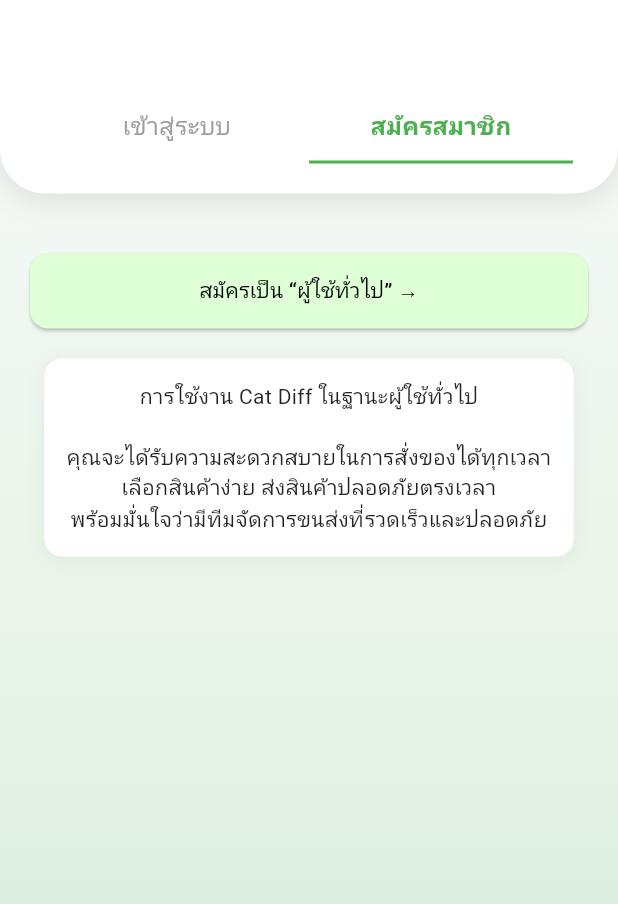
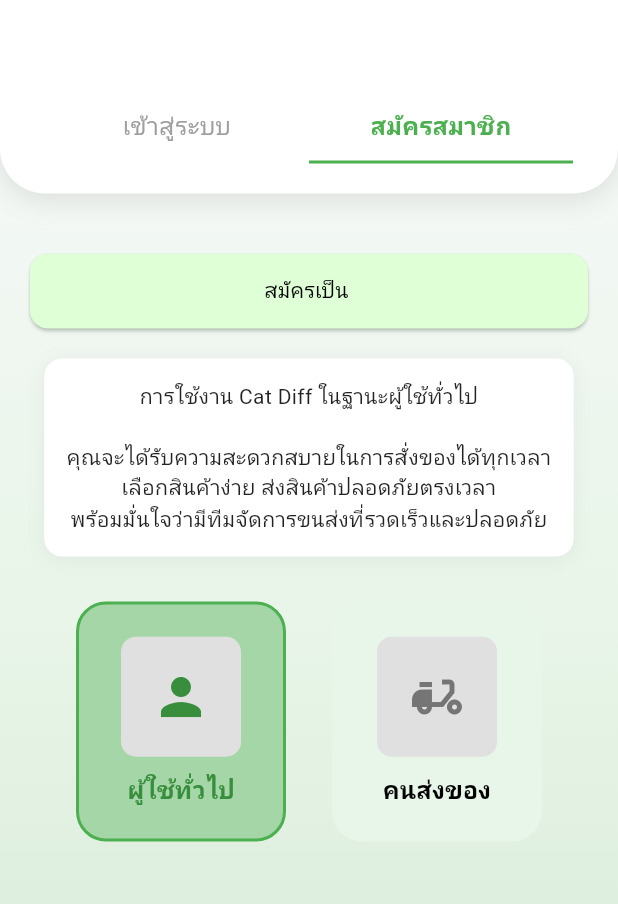
Before and after one commit to TheeraphatStudent/catdiff, a Flutter app: the screen it shows after launch, after a tap on "สมัครสมาชิก", on a phone screen of 412 x 824 dp. Shown: the top 904 px of the screen. Run offline on Flutter 3.47's test engine with Material 3 defaults, Android fonts, the phone set to English and light mode, and no system bars; our stand-ins replace cloud_firestore, firebase_auth, firebase_core, firebase_storage, flutter_svg, get and 1 more; accounts and stored records are empty; project files that could hold a hidden picture were left out.

Commit message:
update_reg

```diff
--- a/app/lib/pages/auth/login.page.dart
+++ b/app/lib/pages/auth/login.page.dart
@@ -10,6 +10,7 @@ class _LoginPageState extends State<LoginPage> with TickerProviderStateMixin {
   final TextEditingController _phoneController = TextEditingController();
   final TextEditingController _passwordController = TextEditingController();
   bool _isLoginTab = true;
+  String _selectedRole = "ผู้ใช้ทั่วไป"; // เพิ่มตัวแปรเก็บบทบาทที่เลือก
   late AnimationController _animationController;
   late Animation<double> _fadeAnimation;
 
@@ -67,6 +68,11 @@ class _LoginPageState extends State<LoginPage> with TickerProviderStateMixin {
         backgroundColor: Colors.green,
       ),
     );
+  }
+
+  void _handleRegister() {
+    print("สมัครเป็น$_selectedRole");
+    // เพิ่มโค้ดการสมัครสมาชิกตามบทบาทที่เลือก
   }
 
   @override
@@ -277,9 +283,7 @@ class _LoginPageState extends State<LoginPage> with TickerProviderStateMixin {
       crossAxisAlignment: CrossAxisAlignment.center,
       children: [
         ElevatedButton(
-          onPressed: () {
-            print("สมัครเป็นผู้ใช้ทั่วไป");
-          },
+          onPressed: _handleRegister,
           style: ElevatedButton.styleFrom(
             backgroundColor: Color(0xFFDFFFD6),
             foregroundColor: Colors.black,
@@ -288,7 +292,7 @@ class _LoginPageState extends State<LoginPage> with TickerProviderStateMixin {
               borderRadius: BorderRadius.circular(12),
             ),
           ),
-          child: Text("สมัครเป็น “ผู้ใช้ทั่วไป” →"),
+          child: Text("สมัครเป็น "), // ใช้ตัวแปร _selectedRole
         ),
         SizedBox(height: 20),
 
@@ -306,10 +310,15 @@ class _LoginPageState extends State<LoginPage> with TickerProviderStateMixin {
             ],
           ),
           child: Text(
-            "การใช้งาน Cat Diff ในฐานะผู้ใช้ทั่วไป\n\n"
+            _selectedRole == "ผู้ใช้ทั่วไป"
+                ? "การใช้งาน Cat Diff ในฐานะผู้ใช้ทั่วไป\n\n"
                       "คุณจะได้รับความสะดวกสบายในการสั่งของได้ทุกเวลา\n"
                       "เลือกสินค้าง่าย ส่งสินค้าปลอดภัยตรงเวลา\n"
-            "พร้อมมั่นใจว่ามีทีมจัดการขนส่งที่รวดเร็วและปลอดภัย",
+                      "พร้อมมั่นใจว่ามีทีมจัดการขนส่งที่รวดเร็วและปลอดภัย"
+                : "การใช้งาน Cat Diff ในฐานะคนส่งของ\n\n"
+                      "คุณจะได้รับรายได้เสริมจากการส่งของ\n"
+                      "เลือกงานได้ตามเวลาที่สะดวก\n"
+                      "ระบบจัดการเส้นทางอัตโนมัติ เพิ่มประสิทธิภาพในการขนส่ง",
             style: TextStyle(fontSize: 14, color: Colors.black87),
             textAlign: TextAlign.center,
           ),
@@ -320,8 +329,8 @@ class _LoginPageState extends State<LoginPage> with TickerProviderStateMixin {
         Row(
           mainAxisAlignment: MainAxisAlignment.spaceEvenly,
           children: [
-            // _roleCard("ผู้ใช้ทั่วไป", "assets/cat_user.png"),
-            // _roleCard("คนส่งของ", "assets/cat_rider.png"),
+            _roleCard("ผู้ใช้ทั่วไป", "assets/cat_user.png"),
+            _roleCard("คนส่งของ", "assets/cat_rider.png"),
           ],
         ),
       ],
@@ -329,23 +338,61 @@ class _LoginPageState extends State<LoginPage> with TickerProviderStateMixin {
   }
 
   Widget _roleCard(String title, String asset) {
-    return Container(
+    bool isSelected = _selectedRole == title; // ตรวจสอบว่าเลือกหรือไม่
+
+    return GestureDetector(
+      onTap: () {
+        setState(() {
+          _selectedRole = title; // เปลี่ยนบทบาทที่เลือก
+        });
+      },
+      child: Container(
         width: 140,
         height: 160,
         decoration: BoxDecoration(
-        color: Colors.green.shade50,
+          color: isSelected
+              ? Colors
+                    .green
+                    .shade200 // สีเข้มขึ้นเมื่อถูกเลือก
+              : Colors.green.shade50,
           borderRadius: BorderRadius.circular(20),
+          border: isSelected
+              ? Border.all(
+                  color: Colors.green,
+                  width: 2,
+                ) // เพิ่มขอบเมื่อถูกเลือก
+              : null,
         ),
         child: Column(
           mainAxisAlignment: MainAxisAlignment.center,
           children: [
-          Image.asset(asset, height: 80),
+            // Image.asset(asset, height: 80),
+            Container(
+              height: 80,
+              width: 80,
+              decoration: BoxDecoration(
+                color: Colors.grey.shade300,
+                borderRadius: BorderRadius.circular(10),
+              ),
+              child: Icon(
+                title == "ผู้ใช้ทั่วไป" ? Icons.person : Icons.delivery_dining,
+                size: 40,
+                color: isSelected
+                    ? Colors.green.shade700
+                    : Colors.grey.shade600,
+              ),
+            ),
             SizedBox(height: 10),
             Text(
               title,
-            style: TextStyle(fontSize: 16, fontWeight: FontWeight.w600),
+              style: TextStyle(
+                fontSize: 16,
+                fontWeight: isSelected ? FontWeight.w700 : FontWeight.w600,
+                color: isSelected ? Colors.green.shade700 : Colors.black,
+              ),
             ),
           ],
+        ),
       ),
     );
   }
```
Lines whose indentation alone changed are shown as unchanged.
